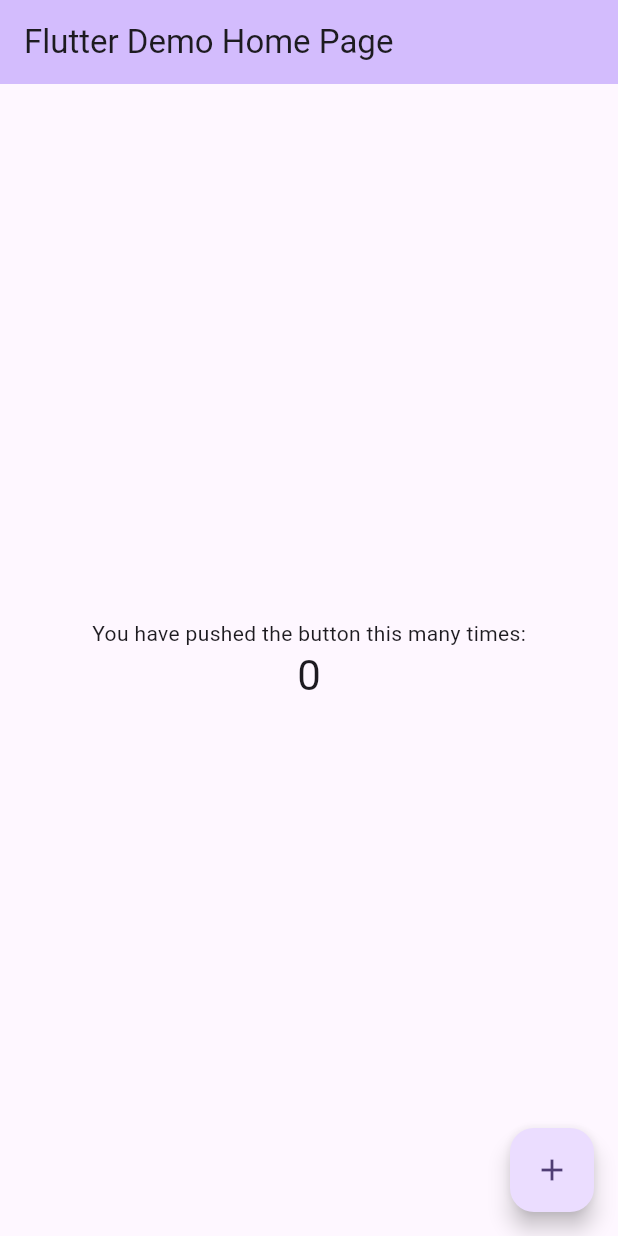
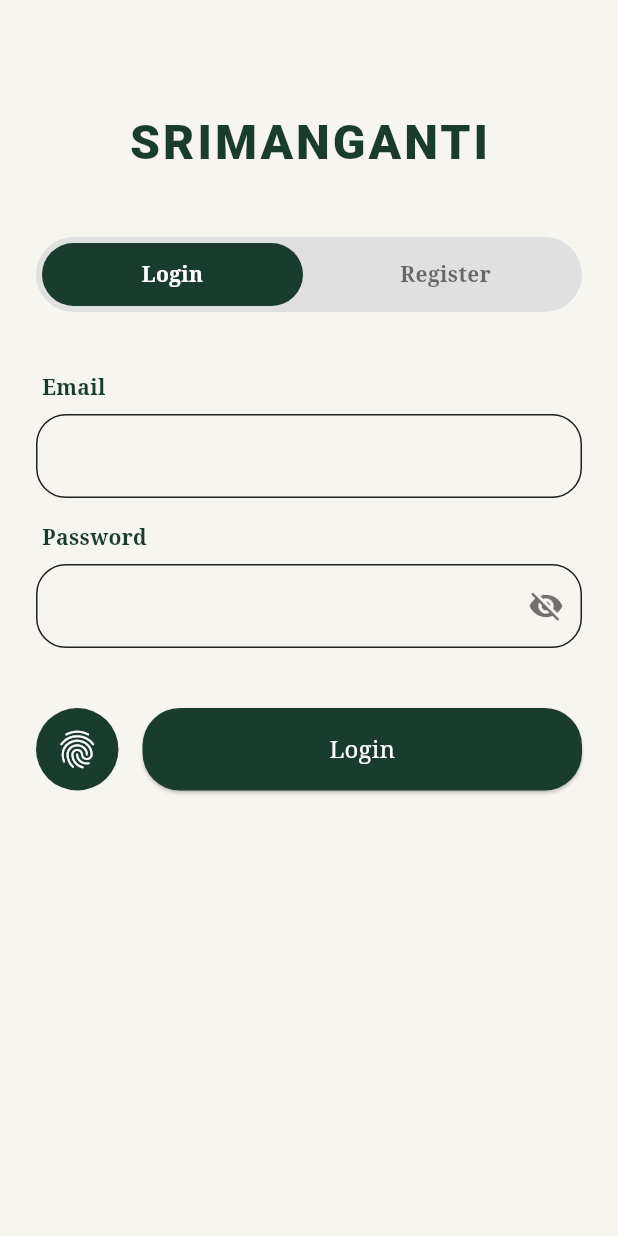
Before and after one commit to kumala046/srimanganti, a Flutter app: the screen it shows after launch, on a phone screen of 412 x 824 dp. Run offline on Flutter 3.47's test engine with Material 3 defaults, Android fonts, the phone set to English and light mode, and no system bars; Roboto replaces fonts that are missing (Georgia).

Commit message:
Login & Register

```diff
--- a/lib/main.dart
+++ b/lib/main.dart
@@ -1,122 +1,27 @@
 import 'package:flutter/material.dart';
+import 'screens/auth_screen.dart';
 
 void main() {
   runApp(const MyApp());
 }
 
 class MyApp extends StatelessWidget {
-  const MyApp({super.key});
+  const MyApp({Key? key}) : super(key: key);
 
-  // This widget is the root of your application.
   @override
   Widget build(BuildContext context) {
     return MaterialApp(
-      title: 'Flutter Demo',
+      title: 'Srimanganti App',
+      debugShowCheckedModeBanner: false,
       theme: ThemeData(
-        // This is the theme of your application.
-        //
-        // TRY THIS: Try running your application with "flutter run". You'll see
-        // the application has a purple toolbar. Then, without quitting the app,
-        // try changing the seedColor in the colorScheme below to Colors.green
-        // and then invoke "hot reload" (save your changes or press the "hot
-        // reload" button in a Flutter-supported IDE, or press "r" if you used
-        // the command line to start the app).
-        //
-        // Notice that the counter didn't reset back to zero; the application
-        // state is not lost during the reload. To reset the state, use hot
-        // restart instead.
-        //
-        // This works for code too, not just values: Most code changes can be
-        // tested with just a hot reload.
-        colorScheme: .fromSeed(seedColor: Colors.deepPurple),
+        scaffoldBackgroundColor: const Color(0xFFF7F5F0), // Warna Cream
+        primaryColor: const Color(0xFF1A3C2F), // Warna Dark Green
+        fontFamily: 'Serif',
+        textTheme: const TextTheme(
+          bodyMedium: TextStyle(color: Colors.black87),
+        ),
       ),
-      home: const MyHomePage(title: 'Flutter Demo Home Page'),
+      home: const AuthScreen(), // Panggil halaman Auth di sini
     );
   }
 }
-
-class MyHomePage extends StatefulWidget {
-  const MyHomePage({super.key, required this.title});
-
-  // This widget is the home page of your application. It is stateful, meaning
-  // that it has a State object (defined below) that contains fields that affect
-  // how it looks.
-
-  // This class is the configuration for the state. It holds the values (in this
-  // case the title) provided by the parent (in this case the App widget) and
-  // used by the build method of the State. Fields in a Widget subclass are
-  // always marked "final".
-
-  final String title;
-
-  @override
-  State<MyHomePage> createState() => _MyHomePageState();
-}
-
-class _MyHomePageState extends State<MyHomePage> {
-  int _counter = 0;
-
-  void _incrementCounter() {
-    setState(() {
-      // This call to setState tells the Flutter framework that something has
-      // changed in this State, which causes it to rerun the build method below
-      // so that the display can reflect the updated values. If we changed
-      // _counter without calling setState(), then the build method would not be
-      // called again, and so nothing would appear to happen.
-      _counter++;
-    });
-  }
-
-  @override
-  Widget build(BuildContext context) {
-    // This method is rerun every time setState is called, for instance as done
-    // by the _incrementCounter method above.
-    //
-    // The Flutter framework has been optimized to make rerunning build methods
-    // fast, so that you can just rebuild anything that needs updating rather
-    // than having to individually change instances of widgets.
-    return Scaffold(
-      appBar: AppBar(
-        // TRY THIS: Try changing the color here to a specific color (to
-        // Colors.amber, perhaps?) and trigger a hot reload to see the AppBar
-        // change color while the other colors stay the same.
-        backgroundColor: Theme.of(context).colorScheme.inversePrimary,
-        // Here we take the value from the MyHomePage object that was created by
-        // the App.build method, and use it to set our appbar title.
-        title: Text(widget.title),
-      ),
-      body: Center(
-        // Center is a layout widget. It takes a single child and positions it
-        // in the middle of the parent.
-        child: Column(
-          // Column is also a layout widget. It takes a list of children and
-          // arranges them vertically. By default, it sizes itself to fit its
-          // children horizontally, and tries to be as tall as its parent.
-          //
-          // Column has various properties to control how it sizes itself and
-          // how it positions its children. Here we use mainAxisAlignment to
-          // center the children vertically; the main axis here is the vertical
-          // axis because Columns are vertical (the cross axis would be
-          // horizontal).
-          //
-          // TRY THIS: Invoke "debug painting" (choose the "Toggle Debug Paint"
-          // action in the IDE, or press "p" in the console), to see the
-          // wireframe for each widget.
-          mainAxisAlignment: .center,
-          children: [
-            const Text('You have pushed the button this many times:'),
-            Text(
-              '$_counter',
-              style: Theme.of(context).textTheme.headlineMedium,
-            ),
-          ],
-        ),
-      ),
-      floatingActionButton: FloatingActionButton(
-        onPressed: _incrementCounter,
-        tooltip: 'Increment',
-        child: const Icon(Icons.add),
-      ),
-    );
-  }
-}
--- /dev/null
+++ b/lib/screens/auth_screen.dart
@@ -0,0 +1,283 @@
+import 'package:flutter/material.dart';
+
+class AuthScreen extends StatefulWidget {
+  const AuthScreen({Key? key}) : super(key: key);
+
+  @override
+  State<AuthScreen> createState() => _AuthScreenState();
+}
+
+class _AuthScreenState extends State<AuthScreen> {
+  bool isLogin = true; // Toggle antara Login dan Register
+  bool isPasswordVisible = false;
+
+  // Controller untuk form (siap digunakan untuk database & enkripsi nanti)
+  final TextEditingController emailController = TextEditingController();
+  final TextEditingController passwordController = TextEditingController();
+  final TextEditingController namaController = TextEditingController();
+  final TextEditingController waController = TextEditingController();
+  final TextEditingController konfirmasiPasswordController = TextEditingController();
+
+  @override
+  Widget build(BuildContext context) {
+    return Scaffold(
+      body: SafeArea(
+        child: SingleChildScrollView(
+          padding: const EdgeInsets.symmetric(horizontal: 24.0, vertical: 32.0),
+          child: Column(
+            crossAxisAlignment: CrossAxisAlignment.center,
+            children: [
+              // --- JUDUL APLIKASI ---
+              const SizedBox(height: 40),
+              const Text(
+                'SRIMANGANTI',
+                style: TextStyle(
+                  fontSize: 32,
+                  fontWeight: FontWeight.w900,
+                  letterSpacing: 2.0,
+                  color: Color(0xFF1A3C2F),
+                  fontFamily: 'Georgia', // Fallback font Serif
+                ),
+              ),
+              const SizedBox(height: 40),
+
+              // --- TOGGLE LOGIN / REGISTER ---
+              Container(
+                height: 50,
+                decoration: BoxDecoration(
+                  color: const Color(0xFFE0E0E0),
+                  borderRadius: BorderRadius.circular(25),
+                ),
+                child: Row(
+                  children: [
+                    Expanded(
+                      child: GestureDetector(
+                        onTap: () => setState(() => isLogin = true),
+                        child: Container(
+                          margin: const EdgeInsets.all(4),
+                          decoration: BoxDecoration(
+                            color: isLogin ? const Color(0xFF1A3C2F) : Colors.transparent,
+                            borderRadius: BorderRadius.circular(25),
+                          ),
+                          alignment: Alignment.center,
+                          child: Text(
+                            'Login',
+                            style: TextStyle(
+                              color: isLogin ? Colors.white : Colors.black54,
+                              fontWeight: FontWeight.bold,
+                            ),
+                          ),
+                        ),
+                      ),
+                    ),
+                    Expanded(
+                      child: GestureDetector(
+                        onTap: () => setState(() => isLogin = false),
+                        child: Container(
+                          margin: const EdgeInsets.all(4),
+                          decoration: BoxDecoration(
+                            color: !isLogin ? const Color(0xFF1A3C2F) : Colors.transparent,
+                            borderRadius: BorderRadius.circular(25),
+                          ),
+                          alignment: Alignment.center,
+                          child: Text(
+                            'Register',
+                            style: TextStyle(
+                              color: !isLogin ? Colors.white : Colors.black54,
+                              fontWeight: FontWeight.bold,
+                            ),
+                          ),
+                        ),
+                      ),
+                    ),
+                  ],
+                ),
+              ),
+              const SizedBox(height: 40),
+
+              // --- FORM AREA ---
+              if (isLogin) _buildLoginForm() else _buildRegisterForm(),
+            ],
+          ),
+        ),
+      ),
+    );
+  }
+
+  // ==========================================
+  // WIDGET FORM LOGIN
+  // ==========================================
+  Widget _buildLoginForm() {
+    return Column(
+      crossAxisAlignment: CrossAxisAlignment.start,
+      children: [
+        _buildLabel('Email'),
+        _buildTextField(
+          controller: emailController,
+          hint: '',
+          keyboardType: TextInputType.emailAddress,
+        ),
+        const SizedBox(height: 16),
+        _buildLabel('Password'),
+        _buildTextField(
+          controller: passwordController,
+          hint: '',
+          isPassword: true,
+        ),
+        const SizedBox(height: 40),
+
+        // Tombol Biometric & Login
+        Row(
+          mainAxisAlignment: MainAxisAlignment.center,
+          children: [
+            // Tombol Biometric (Fingerprint)
+            GestureDetector(
+              onTap: () {
+                // TODO: Implementasi package local_auth untuk sensor sidik jari
+                ScaffoldMessenger.of(context).showSnackBar(
+                  const SnackBar(content: Text('Fitur Biometric akan diimplementasikan')),
+                );
+              },
+              child: Container(
+                height: 55,
+                width: 55,
+                decoration: const BoxDecoration(
+                  color: Color(0xFF1A3C2F),
+                  shape: BoxShape.circle,
+                ),
+                child: const Icon(Icons.fingerprint, color: Colors.white, size: 30),
+              ),
+            ),
+            const SizedBox(width: 16),
+            // Tombol Login
+            Expanded(
+              child: ElevatedButton(
+                onPressed: () {
+                  // TODO: Implementasi Login Enkripsi + Session (SharedPreferences)
+                  // TODO: Terhubung ke API/Database Online
+                },
+                style: ElevatedButton.styleFrom(
+                  backgroundColor: const Color(0xFF1A3C2F),
+                  foregroundColor: Colors.white,
+                  minimumSize: const Size(double.infinity, 55),
+                  shape: RoundedRectangleBorder(
+                    borderRadius: BorderRadius.circular(25),
+                  ),
+                ),
+                child: const Text('Login', style: TextStyle(fontSize: 16)),
+              ),
+            ),
+          ],
+        ),
+        // Tombol Google dihapus dari sini
+      ],
+    );
+  }
+
+  // ==========================================
+  // WIDGET FORM REGISTER (TANPA WNI/WNA & GOOGLE)
+  // ==========================================
+  Widget _buildRegisterForm() {
+    return Column(
+      crossAxisAlignment: CrossAxisAlignment.start,
+      children: [
+        _buildLabel('Nama Lengkap'),
+        _buildTextField(controller: namaController, hint: ''),
+        const SizedBox(height: 16),
+
+        _buildLabel('Nomor WhatsApp'),
+        _buildTextField(controller: waController, hint: '', keyboardType: TextInputType.phone),
+        const SizedBox(height: 16),
+
+        _buildLabel('Password'),
+        _buildTextField(controller: passwordController, hint: '', isPassword: true),
+        const SizedBox(height: 16),
+
+        _buildLabel('Konfirmasi Password'),
+        _buildTextField(controller: konfirmasiPasswordController, hint: '', isPassword: true),
+        const SizedBox(height: 30),
+
+        // Tombol Register
+        Center(
+          child: ElevatedButton(
+            onPressed: () {
+              // TODO: Proses registrasi (Hashing Password, simpan ke SQLite/API)
+            },
+            style: ElevatedButton.styleFrom(
+              backgroundColor: const Color(0xFF1A3C2F),
+              foregroundColor: Colors.white,
+              minimumSize: const Size(200, 55),
+              shape: RoundedRectangleBorder(
+                borderRadius: BorderRadius.circular(25),
+              ),
+            ),
+            child: const Text('Register', style: TextStyle(fontSize: 16)),
+          ),
+        ),
+        // Tombol Google dihapus dari sini
+      ],
+    );
+  }
+
+  // ==========================================
+  // HELPER WIDGET (Untuk konsistensi UI)
+  // ==========================================
+
+  Widget _buildLabel(String text) {
+    return Padding(
+      padding: const EdgeInsets.only(bottom: 8.0, left: 4.0),
+      child: Text(
+        text,
+        style: const TextStyle(
+          fontSize: 14,
+          fontWeight: FontWeight.w600,
+          color: Color(0xFF1A3C2F),
+        ),
+      ),
+    );
+  }
+
+  Widget _buildTextField({
+    required TextEditingController controller,
+    required String hint,
+    bool isPassword = false,
+    TextInputType keyboardType = TextInputType.text,
+  }) {
+    return TextFormField(
+      controller: controller,
+      obscureText: isPassword ? !isPasswordVisible : false,
+      keyboardType: keyboardType,
+      decoration: InputDecoration(
+        hintText: hint,
+        filled: true,
+        fillColor: const Color(0xFFF7F5F0), // Cream
+        contentPadding: const EdgeInsets.symmetric(horizontal: 20, vertical: 16),
+        border: OutlineInputBorder(
+          borderRadius: BorderRadius.circular(20),
+          borderSide: const BorderSide(color: Colors.black87, width: 1.0),
+        ),
+        enabledBorder: OutlineInputBorder(
+          borderRadius: BorderRadius.circular(20),
+          borderSide: const BorderSide(color: Colors.black87, width: 1.0),
+        ),
+        focusedBorder: OutlineInputBorder(
+          borderRadius: BorderRadius.circular(20),
+          borderSide: const BorderSide(color: Color(0xFF1A3C2F), width: 2.0),
+        ),
+        suffixIcon: isPassword
+            ? IconButton(
+                icon: Icon(
+                  isPasswordVisible ? Icons.visibility : Icons.visibility_off,
+                  color: Colors.black54,
+                ),
+                onPressed: () {
+                  setState(() {
+                    isPasswordVisible = !isPasswordVisible;
+                  });
+                },
+              )
+            : null,
+      ),
+    );
+  }
+}
```
